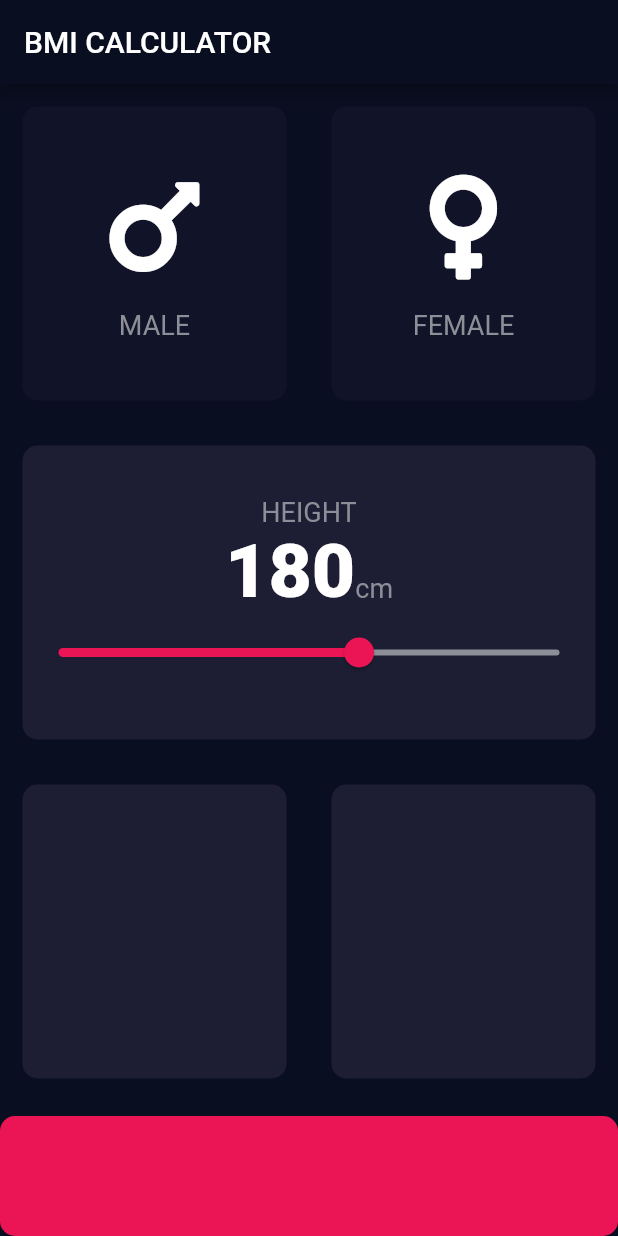
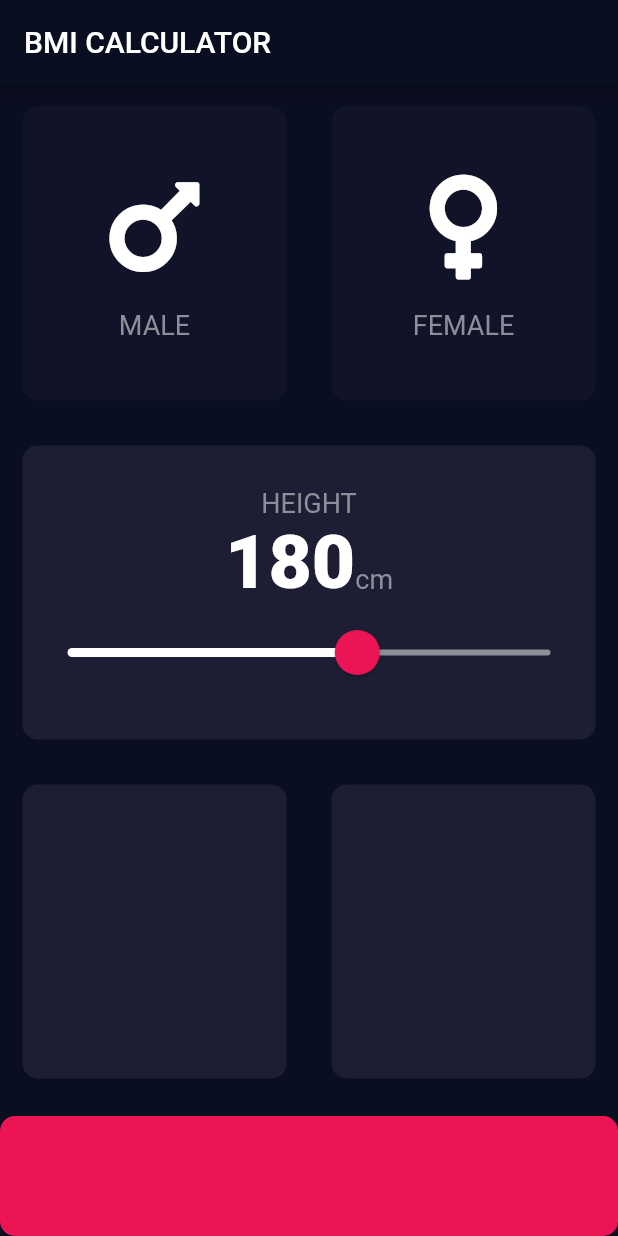
Before and after one commit to peterlazar1993/bmi, a Flutter app: the screen it shows after launch, on a phone screen of 412 x 824 dp. Run offline on Flutter 3.47's test engine with Material 2 defaults, Android fonts, the phone set to English and light mode, and no system bars; our stand-ins replace font_awesome_flutter.

Commit message:
customise slider

```diff
--- a/lib/input_page.dart
+++ b/lib/input_page.dart
@@ -14,6 +14,12 @@ class InputPage extends StatefulWidget {
 class _InputPageState extends State<InputPage> {
   Gender? selectedGender;
   int height = 180;
+  int weight = 60;
+  void changeWeight(int delta) {
+    setState(() {
+      weight += delta;
+    });
+  }
 
   @override
   Widget build(BuildContext context) {
@@ -86,17 +92,27 @@ class _InputPageState extends State<InputPage> {
                       )
                     ],
                   ),
-                  Slider(
+                  SliderTheme(
+                    data: SliderThemeData(
+                      thumbShape:
+                          RoundSliderThumbShape(enabledThumbRadius: 15.0),
+                      overlayShape:
+                          RoundSliderOverlayShape(overlayRadius: 30.0),
+                      thumbColor: kBottomContainerColor,
+                      activeTrackColor: Colors.white,
+                      inactiveTrackColor: Color(0xFF8D8E98),
+                      overlayColor: Color(0x29EB1555),
+                    ),
+                    child: Slider(
                         min: 120.0,
                         max: 220.0,
                         value: height.toDouble(),
-                      activeColor: Color(0xFFEB1555),
-                      inactiveColor: Color(0xFF8D8E98),
                         onChanged: (double value) {
                           setState(() {
                             height = value.round();
                           });
-                      })
+                        }),
+                  )
                 ],
               ),
             ),
```
Lines whose indentation alone changed are shown as unchanged.
